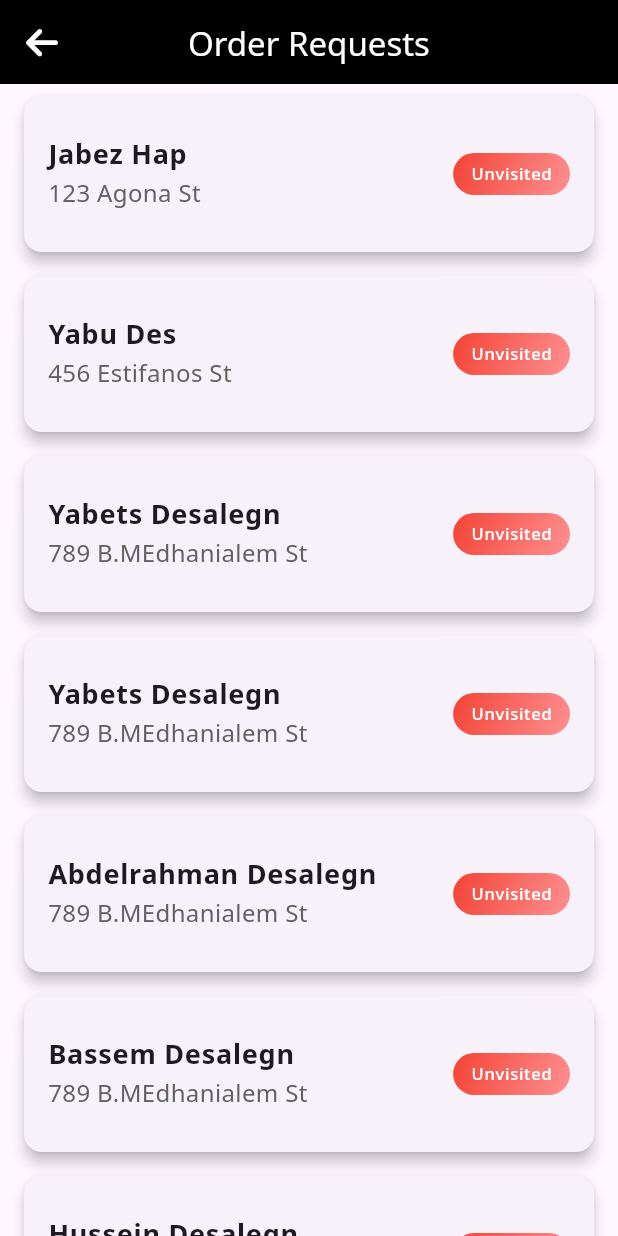
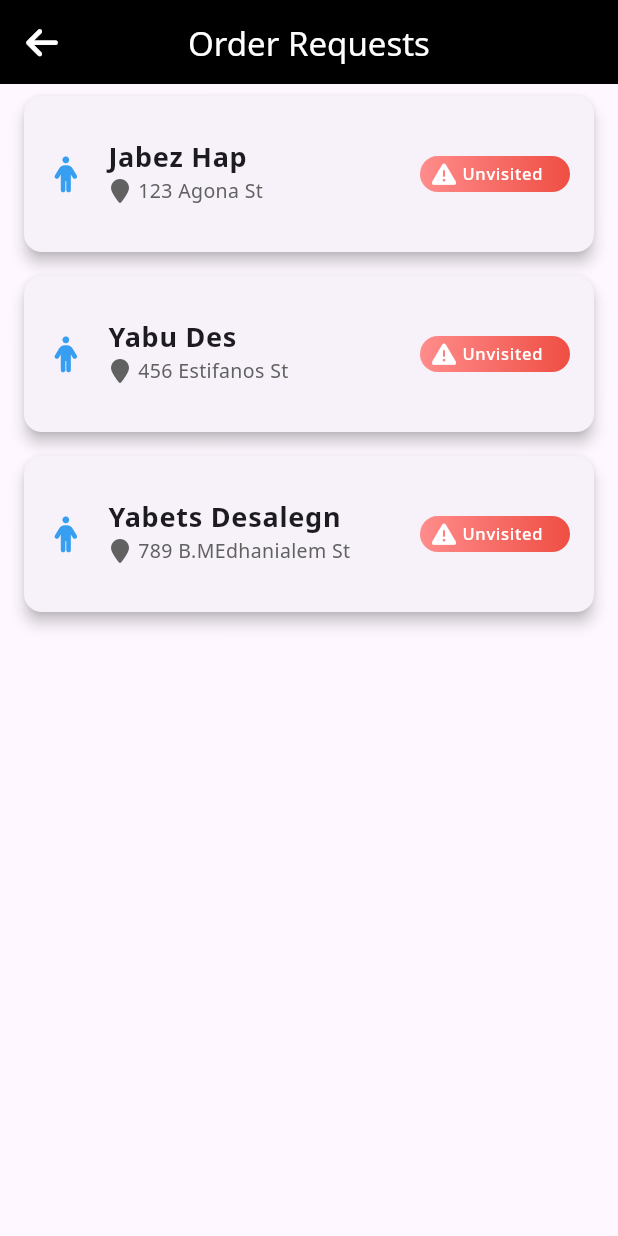
Before and after one commit to IncalaCode/carriage, a Flutter app: the OrderRequestsPage screen opened directly, on a phone screen of 412 x 824 dp. Run offline on Flutter 3.47's test engine with Material 3 defaults, Android fonts, the phone set to English and light mode, and no system bars; our stand-ins replace flutter_map, flutter_typeahead, font_awesome_flutter, image_picker, latlong2, video_player.

Commit message:
Final update for Order Requests

```diff
--- a/frontend/lib/screens/OrderRequestsPage.dart
+++ b/frontend/lib/screens/OrderRequestsPage.dart
@@ -11,13 +11,7 @@ class _OrderRequestsPageState extends State<OrderRequestsPage> {
     {"name": "Jabez Hap", "initialAddress": "123 Agona St", "status": "unvisited"},
     {"name": "Yabu Des", "initialAddress": "456 Estifanos St", "status": "unvisited"},
     {"name": "Yabets Desalegn", "initialAddress": "789 B.MEdhanialem St", "status": "unvisited"},
-    {"name": "Yabets Desalegn", "initialAddress": "789 B.MEdhanialem St", "status": "unvisited"},
-    {"name": "Abdelrahman Desalegn", "initialAddress": "789 B.MEdhanialem St", "status": "unvisited"},
-    {"name": "Bassem Desalegn", "initialAddress": "789 B.MEdhanialem St", "status": "unvisited"},
-    {"name": "Hussein Desalegn", "initialAddress": "789 B.MEdhanialem St", "status": "unvisited"},
-    {"name": "Muse Desalegn", "initialAddress": "789 B.MEdhanialem St", "status": "unvisited"},
-    {"name": "Youssef Desalegn", "initialAddress": "789 B.MEdhanialem St", "status": "unvisited"},
-    {"name": "Begeta Desalegn", "initialAddress": "789 B.MEdhanialem St", "status": "unvisited"},
+    // Additional entries here...
   ];
 
   void _setPrice(int index, String price) {
@@ -60,15 +54,27 @@ class _OrderRequestsPageState extends State<OrderRequestsPage> {
             ),
             child: ListTile(
               contentPadding: EdgeInsets.all(16),
+              leading: Icon(FontAwesomeIcons.person, color: const Color.fromARGB(255, 56, 158, 241)),
               title: Text(
                 order['name'],
                 style: TextStyle(fontWeight: FontWeight.bold, fontSize: 18),
               ),
-              subtitle: Text(
+              subtitle: Row(
+                children: [
+                  Icon(FontAwesomeIcons.mapMarker, color: Colors.grey[700], size: 16),
+                  SizedBox(width: 4),
+                  Expanded(
+                    child: Text(
                       order['initialAddress'],
-                style: TextStyle(fontSize: 16, color: Colors.grey[700]),
+                      style: TextStyle(fontSize: 13, color: Colors.grey[700]),
                     ),
-              trailing: _buildStatusChip(order['status']),
+                  ),
+                ],
+              ),
+              trailing: SizedBox(
+                width: 100, // Ensures chip doesn't consume entire width
+                child: _buildStatusChip(order['status']),
+              ),
               onTap: () {
                 _showOrderDetails(context, order, index);
               },
@@ -80,36 +86,43 @@ class _OrderRequestsPageState extends State<OrderRequestsPage> {
   }
 
   Widget _buildStatusChip(String status) {
-    List<Color> gradientColors;
+    LinearGradient gradient;
+    IconData icon;
     String label;
 
     switch (status) {
       case 'waiting':
-        gradientColors = [Colors.orange, Colors.yellow]; // Gradient for waiting
+        gradient = LinearGradient(colors: [const Color.fromARGB(255, 247, 176, 83), const Color.fromARGB(255, 244, 96, 51)]);
+        icon = FontAwesomeIcons.circleNotch;
         label = 'Waiting';
         break;
       case 'visited':
-        gradientColors = [Colors.green, const Color.fromARGB(255, 152, 201, 95)]; // Gradient for visited
+        gradient = LinearGradient(colors: [Colors.greenAccent, const Color.fromARGB(255, 78, 167, 81)]);
+        icon = FontAwesomeIcons.checkCircle;
         label = 'Visited';
         break;
       default:
-        gradientColors = [Colors.red, const Color.fromARGB(255, 253, 144, 144)]; // Gradient for unvisited
+        gradient = LinearGradient(colors: [const Color.fromARGB(255, 255, 140, 140), const Color.fromARGB(255, 239, 78, 67)]);
+        icon = FontAwesomeIcons.warning;
         label = 'Unvisited';
     }
 
     return Container(
-      padding: EdgeInsets.symmetric(horizontal: 12, vertical: 6),
+      padding: EdgeInsets.symmetric(horizontal: 8, vertical: 4),
       decoration: BoxDecoration(
-        gradient: LinearGradient(
-          colors: gradientColors,
-          begin: Alignment.topLeft,
-          end: Alignment.bottomRight,
+        gradient: gradient,
+        borderRadius: BorderRadius.circular(16),
       ),
-        borderRadius: BorderRadius.circular(20),
-      ),
-      child: Text(
+      child: Row(
+        mainAxisSize: MainAxisSize.min,
+        children: [
+          Icon(icon, color: Colors.white, size: 16),
+          SizedBox(width: 4),
+          Text(
             label,
             style: TextStyle(color: Colors.white),
+          ),
+        ],
       ),
     );
   }
@@ -117,48 +130,98 @@ class _OrderRequestsPageState extends State<OrderRequestsPage> {
   void _showOrderDetails(BuildContext context, Map<String, dynamic> order, int index) {
     String? price;
 
-    showDialog(
+    showModalBottomSheet(
       context: context,
+      shape: RoundedRectangleBorder(
+        borderRadius: BorderRadius.vertical(top: Radius.circular(20)),
+      ),
       builder: (BuildContext context) {
-        return AlertDialog(
-          title: Text('Order Details'),
-          content: Column(
+        return SingleChildScrollView(
+          child: Padding(
+            padding: EdgeInsets.all(16.0),
+            child: Column(
               mainAxisSize: MainAxisSize.min,
-            crossAxisAlignment: CrossAxisAlignment.start,
               children: [
-              Text('Name: ${order['name']}'),
-              Text('Initial Address: ${order['initialAddress']}'),
-              Text('destination: ${order['destination']}'),
-              Text('materialType: ${order['materialType']}'),
+                Text(
+                  'Order Details',
+                  style: TextStyle(fontSize: 20, fontWeight: FontWeight.bold),
+                ),
+                Divider(thickness: 1),
+                _buildDetailTile(
+                  icon: FontAwesomeIcons.person,
+                  title: 'Name',
+                  subtitle: order['name'],
+                ),
+                _buildDetailTile(
+                  icon: FontAwesomeIcons.mapMarker,
+                  title: 'Initial Address',
+                  subtitle: order['initialAddress'],
+                ),
+                _buildDetailTile(
+                  icon: FontAwesomeIcons.mapMarker,
+                  title: 'Destination',
+                  subtitle: order['destination'] ?? 'N/A',
+                ),
+                _buildDetailTile(
+                  icon: FontAwesomeIcons.building,
+                  title: 'Material Type',
+                  subtitle: order['materialType'] ?? 'N/A',
+                ),
                 TextField(
-                decoration: InputDecoration(labelText: 'Enter Price'),
+                  decoration: InputDecoration(
+                    labelText: 'Enter Price',
+                    prefixIcon: Icon(FontAwesomeIcons.dollarSign),
+                  ),
                   keyboardType: TextInputType.number,
                   onChanged: (value) {
                     price = value;
                   },
                 ),
-            ],
-          ),
-          actions: [
-            TextButton(
+                SizedBox(height: 10),
+                Row(
+                  mainAxisAlignment: MainAxisAlignment.spaceBetween,
+                  children: [
+                    ElevatedButton.icon(
+                      icon: Icon(FontAwesomeIcons.check),
+                      label: Text('Set Price'),
                       onPressed: () {
                         if (price?.isNotEmpty ?? false) {
                           _setPrice(index, price!);
                           Navigator.pop(context);
                         }
                       },
-              child: Text('Set Price'),
                     ),
-            TextButton(
+                    ElevatedButton.icon(
+                      icon: Icon(FontAwesomeIcons.checkCircle),
+                      label: Text('Visited'),
                       onPressed: () {
                         _markOrderAsVisited(index);
                         Navigator.pop(context);
                       },
-              child: Text('Visited'),
                     ),
                   ],
+                ),
+              ],
+            ),
+          ),
         );
       },
     );
   }
+
+  Widget _buildDetailTile({required IconData icon, required String title, required String subtitle}) {
+    return Container(
+      margin: EdgeInsets.symmetric(vertical: 4),
+      decoration: BoxDecoration(
+        color: Colors.grey[100],
+        borderRadius: BorderRadius.circular(10),
+        boxShadow: [BoxShadow(color: Colors.grey.withOpacity(0.3), blurRadius: 5, offset: Offset(0, 3))],
+      ),
+      child: ListTile(
+        leading: Icon(icon, color: Colors.black54),
+        title: Text(title, style: TextStyle(fontWeight: FontWeight.bold)),
+        subtitle: Text(subtitle),
+      ),
+    );
   }
+}
--- a/frontend/lib/screens/login_screen.dart
+++ b/frontend/lib/screens/login_screen.dart
@@ -20,7 +20,7 @@ class _LoginScreenState extends State<LoginScreen> {
   String _otp = '';
   String _errorMessage = '';
   bool _isOtpSent = false;
-  bool _isOtpValid = false;
+  // bool _isOtpValid = false;
   int _remainingTime = 60;
   Timer? _timer;
 
--- a/frontend/pubspec.yaml
+++ b/frontend/pubspec.yaml
@@ -32,7 +32,7 @@ dependencies:
 
 
   flutter_dotenv: ^5.0.2
-  http: ^0.13.5
+  # http: ^0.13.5
 
 
 
```
Also changed, not shown: frontend/pubspec.lock. Lines whose indentation alone changed are shown as unchanged.
